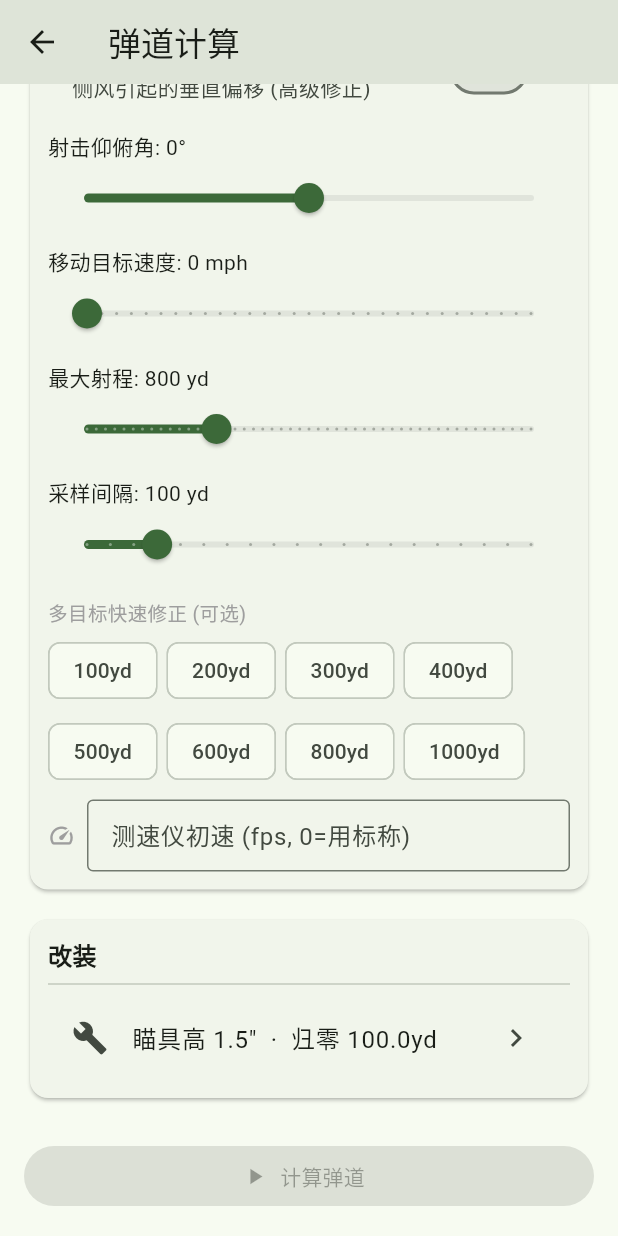
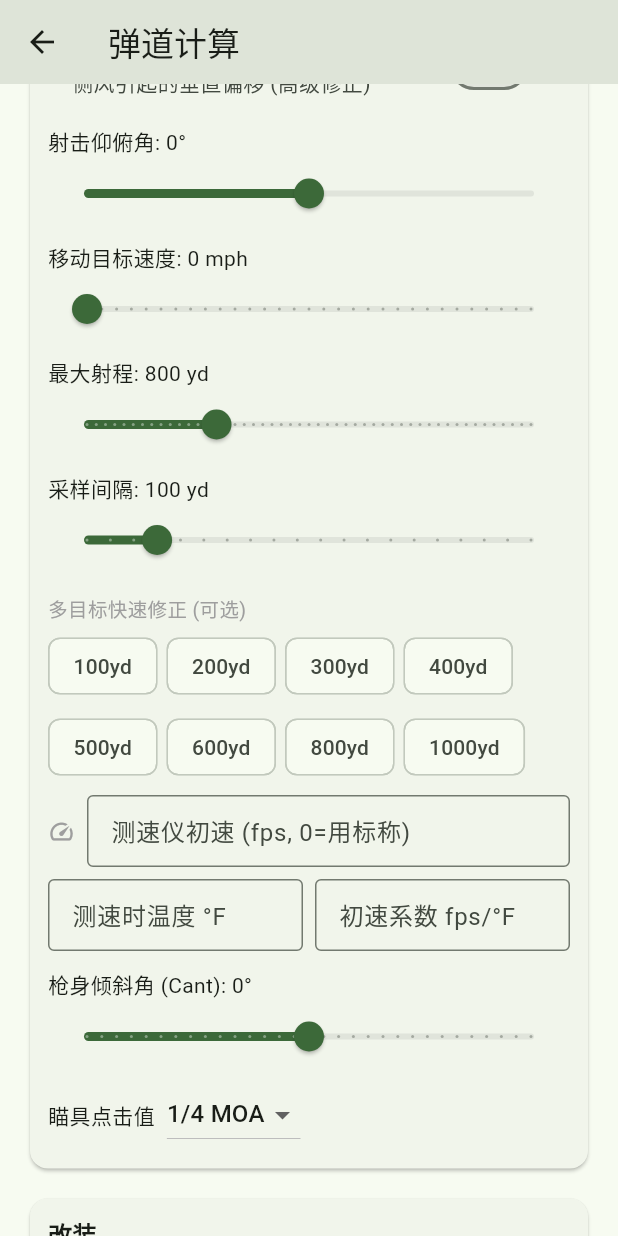
Before and after one commit to liuxue5213/Maozi-Strelok, a Flutter app: the ComputeInputPage screen opened directly with empty values, scrolled down 1152 dp, on a phone screen of 412 x 824 dp. Run offline on Flutter 3.47's test engine with Material 3 defaults, Android fonts, the phone set to English and light mode, and no system bars; our stand-ins replace shared_preferences; accounts and stored records are empty.

Commit message:
Add powder-temp sensitivity, cant angle, turret click output
Third diff->implement pass. Survey (AB/Hornady/Lapua) found three more
real gaps, now closed:

- Powder temperature sensitivity: enter chrono-time temp + fps/°F rate;
  solver adjusts MV for the current ambient temperature (AB/Hornady style)
- Rifle cant (roll) angle: rotates the (drop, windage) pair so a canted
  rifle transfers elevation into windage (Lapua/AB style), +cant slider
- Turret click output: configurable click value (1/8, 1/4, 1/2, 1 MOA);
  results table shows click counts alongside angular corrections
- Persist new settings (powderTempF, mvTempSensitivityFpsPerF, cantAngleDeg, clickMoa)
- Physics verified: cant rotation (90/45/0 deg), powder-temp linear MV,
  click conversion all check out; cant unit tests added

```diff
--- a/lib/ui/app_state.dart
+++ b/lib/ui/app_state.dart
@@ -45,6 +45,15 @@ class AppState extends ChangeNotifier {
   double targetSpeedMph = 0; // moving-target speed for lead calc
   /// Chronograph-measured muzzle velocity (fps). 0 = use cartridge nominal MV.
   double chronoVelocityFps = 0;
+  /// Powder temperature at chrono time (°F). 0 = feature off.
+  double powderTempF = 0;
+  /// Muzzle velocity change per °F (powder temp sensitivity). 0 = off.
+  double mvTempSensitivityFpsPerF = 0;
+  /// Rifle cant (roll) angle, degrees. 0 = level.
+  double cantAngleDeg = 0;
+  /// Scope click value in MOA per click (e.g. 0.25 for 1/4 MOA). Used to show
+  /// turret click counts alongside angular corrections.
+  double clickMoa = 0.25;
   /// Optional explicit list of multiple target distances (yards). When non-empty,
   /// the results page reports per-target corrections in addition to the table.
   List<double> customTargetsYd = const [];
@@ -215,6 +224,10 @@ class AppState extends ChangeNotifier {
         'useAeroJump': useAeroJump,
         'targetSpeedMph': targetSpeedMph,
         'chronoVelocityFps': chronoVelocityFps,
+        'powderTempF': powderTempF,
+        'mvTempSensitivityFpsPerF': mvTempSensitivityFpsPerF,
+        'cantAngleDeg': cantAngleDeg,
+        'clickMoa': clickMoa,
         'customTargetsYd': customTargetsYd,
         'unitSystem': unitSystem.name,
       };
@@ -237,6 +250,11 @@ class AppState extends ChangeNotifier {
     useAeroJump = (m['useAeroJump'] as bool?) ?? false;
     targetSpeedMph = (m['targetSpeedMph'] as num?)?.toDouble() ?? 0;
     chronoVelocityFps = (m['chronoVelocityFps'] as num?)?.toDouble() ?? 0;
+    powderTempF = (m['powderTempF'] as num?)?.toDouble() ?? 0;
+    mvTempSensitivityFpsPerF =
+        (m['mvTempSensitivityFpsPerF'] as num?)?.toDouble() ?? 0;
+    cantAngleDeg = (m['cantAngleDeg'] as num?)?.toDouble() ?? 0;
+    clickMoa = (m['clickMoa'] as num?)?.toDouble() ?? 0.25;
     customTargetsYd = (m['customTargetsYd'] as List?)
             ?.map((e) => (e as num).toDouble())
             .toList() ??
--- a/lib/ui/compute_input_page.dart
+++ b/lib/ui/compute_input_page.dart
@@ -130,6 +130,27 @@ class _ComputeInputPageState extends State<ComputeInputPage> {
             _multiTargetsEditor(s),
             const SizedBox(height: 8),
             _chronoField(s),
+            const SizedBox(height: 8),
+            _powderTempFields(s),
+            const SizedBox(height: 8),
+            _slider('枪身倾斜角 (Cant)', s.cantAngleDeg, -15, 15, '°', 1, 0,
+                (v) => setState(() => s.cantAngleDeg = v)),
+            Row(
+              children: [
+                const Text('瞄具点击值'),
+                const SizedBox(width: 8),
+                DropdownButton<double>(
+                  value: s.clickMoa,
+                  items: const [
+                    DropdownMenuItem(value: 0.25, child: Text('1/4 MOA')),
+                    DropdownMenuItem(value: 0.5, child: Text('1/2 MOA')),
+                    DropdownMenuItem(value: 0.125, child: Text('1/8 MOA')),
+                    DropdownMenuItem(value: 1.0, child: Text('1 MOA')),
+                  ],
+                  onChanged: (v) => setState(() => s.clickMoa = v ?? 0.25),
+                ),
+              ],
+            ),
           ]),
           const SizedBox(height: 12),
           _section('改装', [
@@ -382,6 +403,46 @@ class _ComputeInputPageState extends State<ComputeInputPage> {
     );
   }
 
+  /// Powder temperature sensitivity inputs: chrono-time temp + fps/°F rate.
+  Widget _powderTempFields(AppState s) {
+    return Row(
+      children: [
+        Expanded(
+          child: TextField(
+            decoration: const InputDecoration(
+              labelText: '测速时温度 °F',
+              isDense: true,
+              border: OutlineInputBorder(),
+            ),
+            keyboardType: const TextInputType.numberWithOptions(
+                signed: true, decimal: true),
+            controller: TextEditingController(
+                text: s.powderTempF == 0 ? '' : s.powderTempF.toStringAsFixed(0)),
+            onChanged: (v) => s.powderTempF = double.tryParse(v) ?? 0,
+          ),
+        ),
+        const SizedBox(width: 8),
+        Expanded(
+          child: TextField(
+            decoration: const InputDecoration(
+              labelText: '初速系数 fps/°F',
+              isDense: true,
+              border: OutlineInputBorder(),
+            ),
+            keyboardType:
+                const TextInputType.numberWithOptions(decimal: true, signed: true),
+            controller: TextEditingController(
+                text: s.mvTempSensitivityFpsPerF == 0
+                    ? ''
+                    : s.mvTempSensitivityFpsPerF.toStringAsFixed(2)),
+            onChanged: (v) =>
+                s.mvTempSensitivityFpsPerF = double.tryParse(v) ?? 0,
+          ),
+        ),
+      ],
+    );
+  }
+
   String _windLabel(double deg) {
     final names = [
       '逆风 (headwind, 从目标方向吹来)',
```
Also changed, not shown: lib/physics/ballistics_solver.dart (+28 -3 lines), lib/services/shot_builder.dart (+14 -3 lines), lib/ui/format.dart (+8 -0 lines), lib/ui/result_page.dart (+7 -0 lines), 1 other file.
